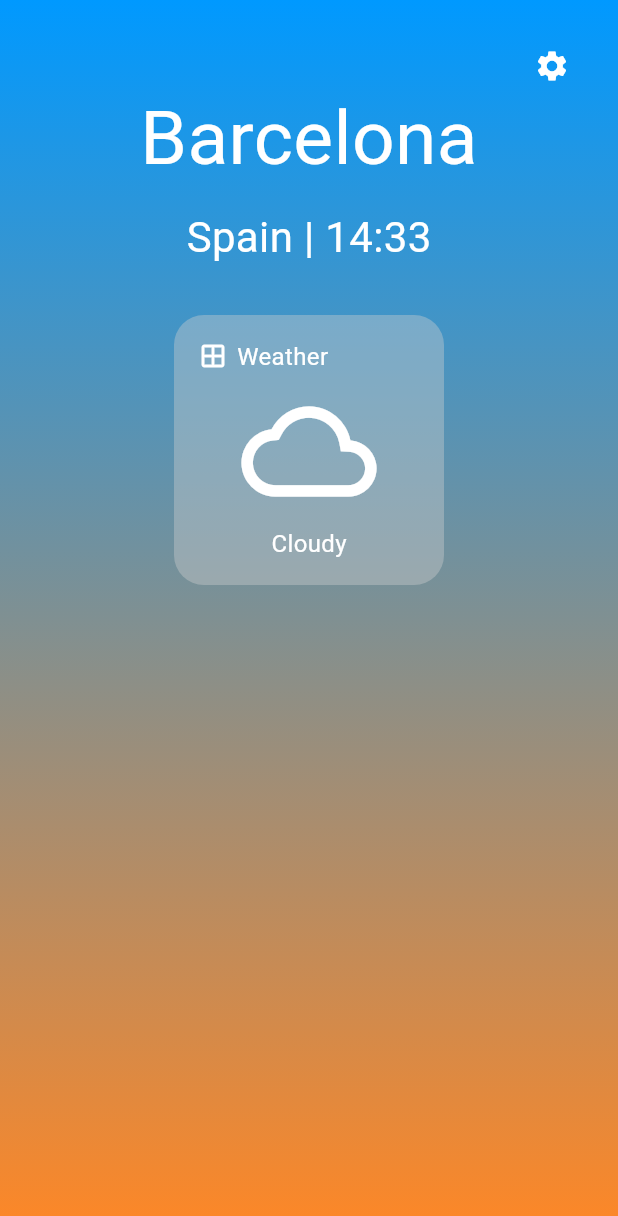
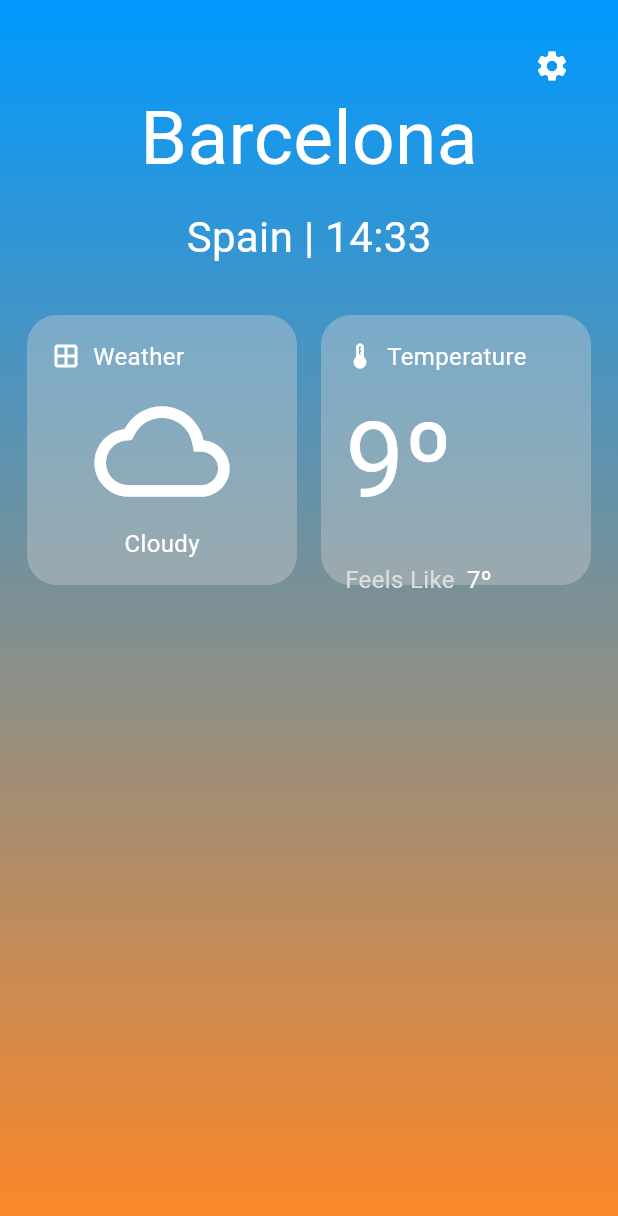
Before and after one commit to Joeltecke25/Weather_App_Viktoria_Games, a Flutter app: the HomeScreen screen opened directly, on a phone screen of 412 x 824 dp. Shown: the top 1216 px of the screen. Run offline on Flutter 3.47's test engine with Material 3 defaults, Android fonts, the phone set to English and light mode, and no system bars; network calls fail.

Commit message:
Temperature Box Implementation

```diff
--- a/weather_application/weather_application/lib/screens/home_screen.dart
+++ b/weather_application/weather_application/lib/screens/home_screen.dart
@@ -1,5 +1,6 @@
 import 'package:flutter/material.dart';
 import 'package:weather_application/widgets/home_widgets/home_location_info.dart';
+import 'package:weather_application/widgets/home_widgets/temperature_box.dart';
 import 'package:weather_application/widgets/home_widgets/weather_box.dart';
 
 class HomeScreen extends StatelessWidget {
@@ -38,16 +39,18 @@ class HomeScreen extends StatelessWidget {
             Positioned(
               top: 200.0,
               width: MediaQuery.of(context).size.width,
-              child: SingleChildScrollView(
+              child: const SingleChildScrollView(
                 child: Column(
                   crossAxisAlignment: CrossAxisAlignment.center,
                   mainAxisAlignment: MainAxisAlignment.start,
                   children: [
-                    const SizedBox(height: 10.0),
+                    SizedBox(height: 10.0),
                     Row(
                       mainAxisAlignment: MainAxisAlignment.center,
                       children: [
                         WeatherBox(),
+                        SizedBox(width: 16),
+                        TemperatureBox(),
                       ],
                     ),
                   ],
--- /dev/null
+++ b/weather_application/weather_application/lib/widgets/home_widgets/temperature_box.dart
@@ -0,0 +1,57 @@
+import 'package:flutter/material.dart';
+
+class TemperatureBox extends StatelessWidget {
+  const TemperatureBox({super.key});
+
+  @override
+  Widget build(BuildContext context) {
+    return Container(
+      height: 180,
+      width: 180,
+      decoration: BoxDecoration(
+        color: const Color.fromARGB(100, 207, 207, 207),
+        borderRadius: BorderRadius.circular(20),
+      ),
+      padding: const EdgeInsets.all(16),
+      child: const Column(
+        crossAxisAlignment: CrossAxisAlignment.start,
+        children: [
+          Row(
+            children: [
+              Icon(
+                Icons.thermostat,
+                color: Colors.white,
+                size: 20,
+              ),
+              SizedBox(width: 8),
+              Text(
+                "Temperature",
+                style: TextStyle(fontSize: 16, color: Colors.white),
+              ),
+            ],
+          ),
+          SizedBox(height: 8),
+          Text(
+            "9º",
+            style: TextStyle(fontSize: 70, color: Colors.white),
+          ),
+          SizedBox(height: 18),
+          Row(
+            mainAxisAlignment: MainAxisAlignment.start,
+            children: [
+              Text(
+                "Feels Like",
+                style: TextStyle(fontSize: 16, color: Color.fromARGB(255, 221, 221, 221)),
+              ),
+              SizedBox(width: 8),
+              Text(
+                "7º",
+                style: TextStyle(fontSize: 16, color: Colors.white),
+              ),
+            ],
+          ),
+        ],
+      ),
+    );
+  }
+}
--- a/weather_application/weather_application/lib/widgets/home_widgets/weather_box.dart
+++ b/weather_application/weather_application/lib/widgets/home_widgets/weather_box.dart
@@ -35,7 +35,7 @@ class WeatherBox extends StatelessWidget {
                     color: Colors.white,
                     size: 20,
                   ),
-                  SizedBox(width: 6),
+                  SizedBox(width: 8),
                   Text(
                     "Weather",
                     style: TextStyle(fontSize: 16, color: Colors.white),
```
